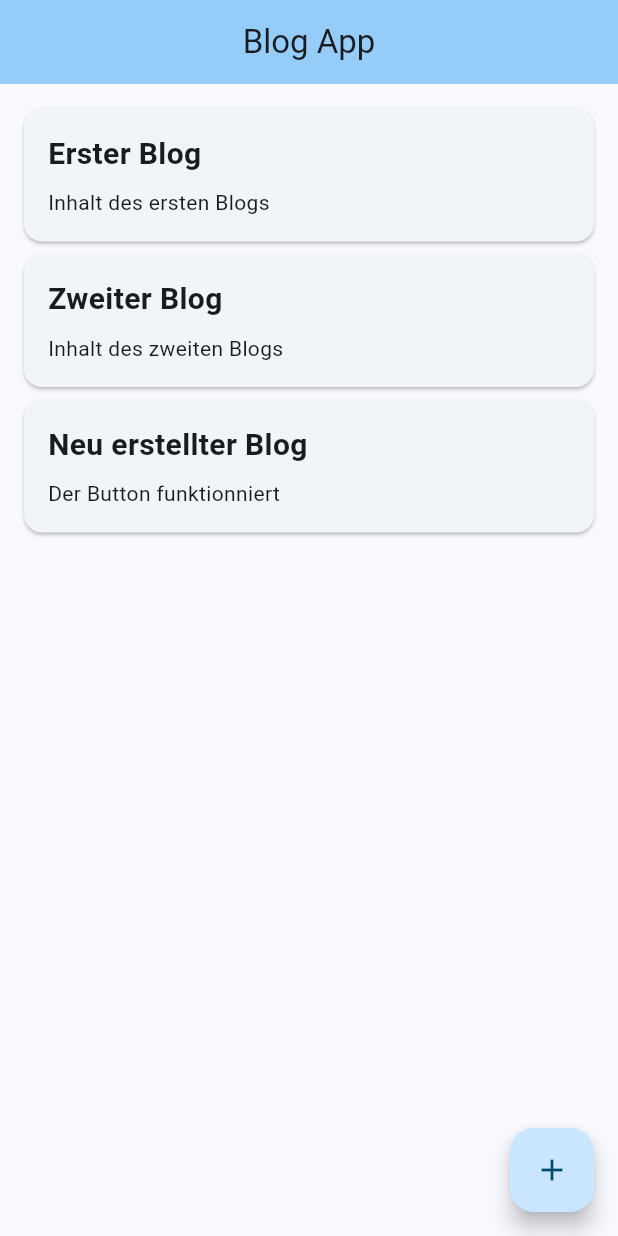
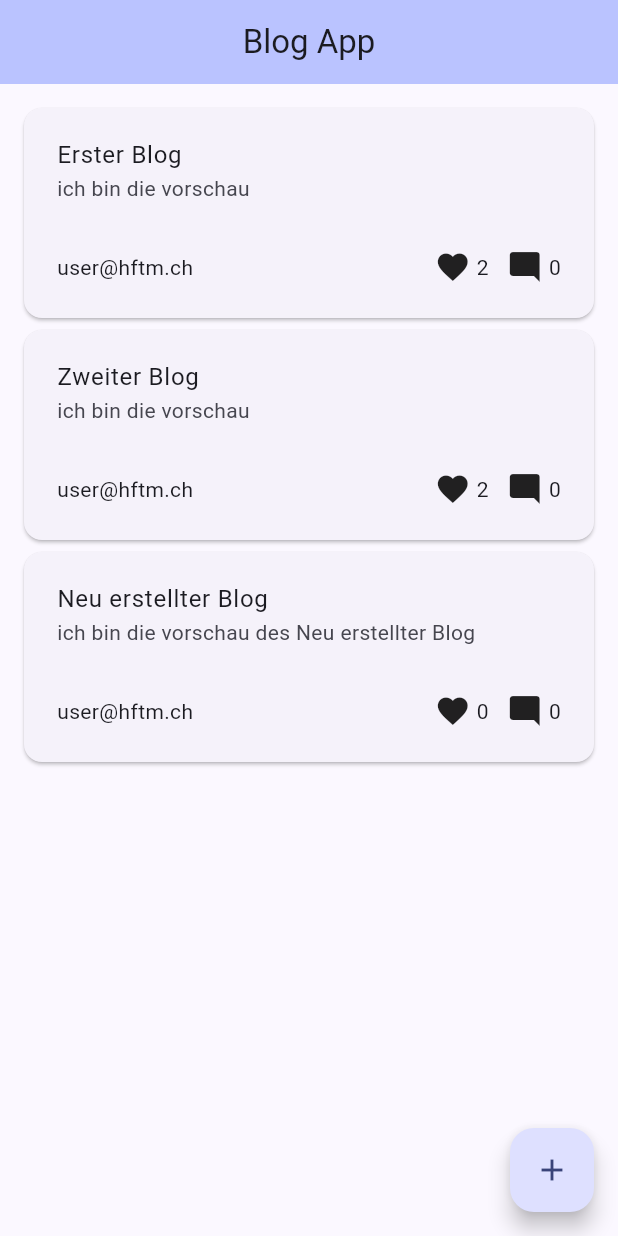
Before and after one commit to JasminKeller/blogApp, a Flutter app: the screen it shows after launch, after a tap on the "add" icon, on a phone screen of 412 x 824 dp. Run offline on Flutter 3.47's test engine with Material 2 defaults, Android fonts, the phone set to English and light mode, and no system bars.

Commit message:
Erweiterung der Blog-Attribute und Integration von Like/Comment-Counts mit Icons

```diff
--- a/lib/entity/blog_entity.dart
+++ b/lib/entity/blog_entity.dart
@@ -1,13 +1,17 @@
 class Blog {
   String title;
   String content;
+  String contentPreview;
+  int likes;
+  int comments;
+  String author;
 
   // konstruktor
-  Blog({required this.title, required this.content});
+  Blog({required this.title, required this.content,required this.contentPreview, required this.likes, required this.comments, required this.author});
 
   @override
   String toString() {
-    return 'Blog{title: $title, content: $content}';
+    return 'Blog{title: $title, content: $content, likes: $likes, author: $author, comments: $comments}';
   }
 
 }
--- a/lib/main.dart
+++ b/lib/main.dart
@@ -15,7 +15,7 @@ class MyApp extends StatelessWidget {
       debugShowCheckedModeBanner: false,
       title: 'Blog App',
       theme: ThemeData(
-        colorScheme: ColorScheme.fromSeed(seedColor: Colors.lightBlue),
+        colorScheme: ColorScheme.fromSeed(seedColor: Colors.indigo),
         useMaterial3: true,
       ),
       home: const HomeScreen(title: 'Blog App'),
--- a/lib/screens/home_screen.dart
+++ b/lib/screens/home_screen.dart
@@ -1,3 +1,4 @@
+import 'package:blogapp/services/blog_repository.dart';
 import 'package:flutter/material.dart';
 
 import '../entity/blog_entity.dart';
@@ -13,20 +14,31 @@ class HomeScreen extends StatefulWidget {
 }
 
 class _HomeScreenState extends State<HomeScreen> {
-  final List<Blog> blogs = [
-    Blog(title: 'Erster Blog', content: 'Inhalt des ersten Blogs'),
-    Blog(title: 'Zweiter Blog', content: 'Inhalt des zweiten Blogs'),
-  ];
 
-  void _addNewBlog(){
-    setState(() {
-      blogs.add(Blog(title: 'Neu erstellter Blog', content: 'Der Button funktionniert'));
-    });
+  final BlogRepository blogRepository = BlogRepository();
+
+  List<Blog>? blogs;
+
+  @override
+  void initState() {
+    super.initState();
+    blogs = blogRepository.getBlogs();
   }
 
 
   @override
   Widget build(BuildContext context) {
+    if (blogs==null){
+      return const Center(
+        child: CircularProgressIndicator(),
+      );
+    }
+    if(blogs!.isEmpty){
+      return const Center(
+        child: Text('No blogs yet'),
+      );
+    }
+
     return Scaffold(
       appBar: AppBar(
         backgroundColor: Theme.of(context).colorScheme.inversePrimary,
@@ -36,14 +48,20 @@ class _HomeScreenState extends State<HomeScreen> {
       body: Padding(
         padding: const EdgeInsets.all(12.0),
         child: ListView.builder(
-          itemCount: blogs.length,
+          itemCount: blogs!.length,
           itemBuilder: (context, index) {
-            return BlogCard(blog: blogs[index]);
+            return BlogCard(blog: blogs![index]);
           },
         ),
       ),
       floatingActionButton: FloatingActionButton(
-        onPressed: _addNewBlog,
+        onPressed: () {
+          Blog newBlog = Blog(title: 'Neu erstellter Blog', content: 'Inhalt des Neu erstellter Blog',contentPreview: 'ich bin die vorschau des Neu erstellter Blog', likes: 0, comments: 0, author: 'user@hftm.ch');
+          blogRepository.addNewBlog(newBlog);
+          setState(() {
+            blogs = blogRepository.getBlogs();
+          });
+        },
         child: const Icon(Icons.add),
       ),
     );
--- /dev/null
+++ b/lib/services/blog_repository.dart
@@ -0,0 +1,18 @@
+import 'package:flutter/material.dart';
+import '../entity/blog_entity.dart';
+
+class BlogRepository {
+
+  final List<Blog> _blogs = [
+    Blog(title: 'Erster Blog', content: 'Inhalt des ersten Blogs',contentPreview: 'ich bin die vorschau', likes: 2, comments: 0, author: 'user@hftm.ch'),
+    Blog(title: 'Zweiter Blog', content: 'Inhalt des Zweiter Blogs',contentPreview: 'ich bin die vorschau', likes: 2, comments: 0, author: 'user@hftm.ch'),
+  ];
+
+  List<Blog> getBlogs(){
+    return List<Blog>.from(_blogs);
+  }
+
+  void addNewBlog(Blog blog){
+    _blogs.add(blog);
+  }
+}
--- a/lib/widget/blog_card_widget.dart
+++ b/lib/widget/blog_card_widget.dart
@@ -1,5 +1,6 @@
 import 'package:flutter/material.dart';
 import '../entity/blog_entity.dart';
+import 'icon_with_counter_widget.dart';
 
 class BlogCard extends StatelessWidget {
   final Blog blog;
@@ -10,19 +11,30 @@ class BlogCard extends StatelessWidget {
   Widget build(BuildContext context) {
     return Card(
       child: Padding(
-        padding: const EdgeInsets.all(16.0),
+        padding: const EdgeInsets.all(6.0),
         child: Column(
           crossAxisAlignment: CrossAxisAlignment.start,
           children: [
-            Text(
-              blog.title,
-              style: const TextStyle(
-                fontSize: 20.0,
-                fontWeight: FontWeight.bold,
+            ListTile(
+              title: Text(blog.title),
+              subtitle: Text(blog.contentPreview),
+            ),
+            Padding(
+              padding: const EdgeInsets.all(16),
+              child: Row(
+                mainAxisAlignment: MainAxisAlignment.spaceBetween,
+                children: [
+                  Text(blog.author),
+                  Row(
+                    children: [
+                      IconWithCounterWidget(icon: Icons.favorite, count: blog.likes),
+                      const SizedBox(width: 12),
+                      IconWithCounterWidget(icon: Icons.mode_comment, count: blog.comments)
+                    ],
+                  ),
+                ],
               ),
-            ),
-            const SizedBox(height: 8.0),
-            Text(blog.content),
+            )
           ],
         ),
       ),
--- /dev/null
+++ b/lib/widget/icon_with_counter_widget.dart
@@ -0,0 +1,21 @@
+import 'package:flutter/material.dart';
+class IconWithCounterWidget extends StatelessWidget {
+  final IconData icon;
+  final int count;
+
+  const IconWithCounterWidget({
+    super.key, required this.icon, required this.count
+  });
+
+  @override
+  Widget build(BuildContext context) {
+    return Row(
+      mainAxisSize: MainAxisSize.min,
+      children: [
+        Icon(icon),
+        const SizedBox(width: 4),
+        Text(count.toString()),
+      ],
+    );
+  }
+}
```
